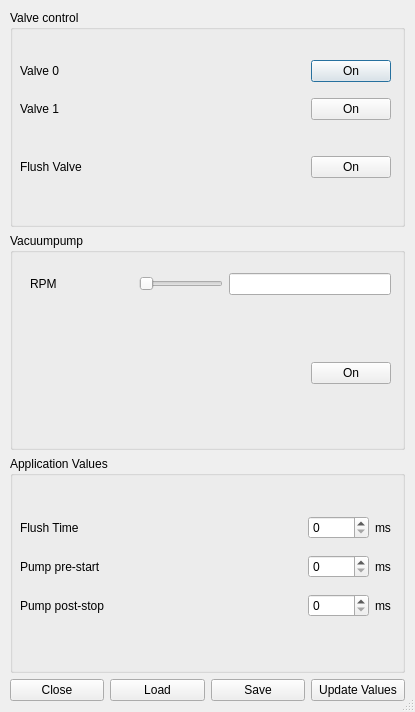
This is dlrdialog.ui in schwemmdx/rs232-tool as Qt 5 draws it before an edit. The edited form follows.
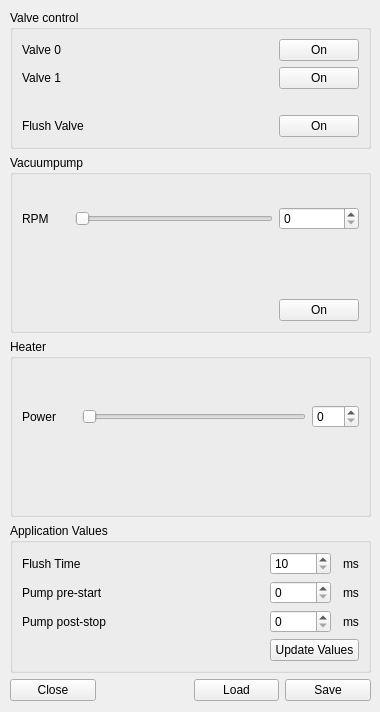
This is the edited form. Icons and pictures are not drawn.

What changed in the file:
```diff
--- a/dlrdialog.ui
+++ b/dlrdialog.ui
@@ -6,7 +6,7 @@
    <rect>
     <x>0</x>
     <y>0</y>
-    <width>415</width>
+    <width>380</width>
     <height>712</height>
    </rect>
   </property>
@@ -18,14 +18,14 @@
     <normaloff>:/imgs/images/dlr_logo.png</normaloff>:/imgs/images/dlr_logo.png</iconset>
   </property>
   <property name="sizeGripEnabled">
-   <bool>true</bool>
+   <bool>false</bool>
   </property>
-  <widget class="QWidget" name="">
+  <widget class="QWidget" name="layoutWidget">
    <property name="geometry">
     <rect>
      <x>10</x>
      <y>10</y>
-     <width>395</width>
+     <width>361</width>
      <height>691</height>
     </rect>
    </property>
@@ -35,15 +35,8 @@
       <property name="title">
        <string>Valve control</string>
       </property>
-      <widget class="QWidget" name="">
-       <property name="geometry">
-        <rect>
-         <x>10</x>
-         <y>40</y>
-         <width>371</width>
-         <height>141</height>
-        </rect>
-       </property>
+      <layout class="QGridLayout" name="gridLayout_9">
+       <item row="0" column="0">
        <layout class="QGridLayout" name="gridLayout_2">
         <item row="0" column="0">
          <widget class="QLabel" name="label_4">
@@ -70,6 +63,12 @@
           <property name="text">
            <string>On</string>
           </property>
+           <property name="checkable">
+            <bool>true</bool>
+           </property>
+           <property name="autoDefault">
+            <bool>false</bool>
+           </property>
          </widget>
         </item>
         <item row="1" column="0">
@@ -84,6 +83,12 @@
           <property name="text">
            <string>On</string>
           </property>
+           <property name="checkable">
+            <bool>true</bool>
+           </property>
+           <property name="autoDefault">
+            <bool>false</bool>
+           </property>
          </widget>
         </item>
         <item row="3" column="0">
@@ -98,6 +103,12 @@
           <property name="text">
            <string>On</string>
           </property>
+           <property name="checkable">
+            <bool>true</bool>
+           </property>
+           <property name="autoDefault">
+            <bool>false</bool>
+           </property>
          </widget>
         </item>
         <item row="2" column="1">
@@ -114,28 +125,8 @@
          </spacer>
         </item>
        </layout>
-      </widget>
-     </widget>
-    </item>
-    <item row="3" column="1">
-     <widget class="QPushButton" name="loadBtn">
-      <property name="text">
-       <string>Load</string>
-      </property>
-     </widget>
-    </item>
-    <item row="3" column="3">
-     <widget class="QPushButton" name="updateBtn">
-      <property name="text">
-       <string>Update Values</string>
-      </property>
-     </widget>
-    </item>
-    <item row="3" column="0">
-     <widget class="QPushButton" name="closeBtn">
-      <property name="text">
-       <string>Close</string>
-      </property>
+       </item>
+      </layout>
      </widget>
     </item>
     <item row="1" column="0" colspan="4">
@@ -143,36 +134,9 @@
       <property name="title">
        <string>Vacuumpump</string>
       </property>
-      <widget class="QWidget" name="">
-       <property name="geometry">
-        <rect>
-         <x>20</x>
-         <y>40</y>
-         <width>361</width>
-         <height>111</height>
-        </rect>
-       </property>
+      <layout class="QGridLayout" name="gridLayout_8">
+       <item row="0" column="0">
        <layout class="QGridLayout" name="gridLayout">
-        <item row="0" column="0">
-         <widget class="QLabel" name="label_2">
-          <property name="text">
-           <string>RPM</string>
-          </property>
-         </widget>
-        </item>
-        <item row="0" column="1" rowspan="2">
-         <spacer name="horizontalSpacer_5">
-          <property name="orientation">
-           <enum>Qt::Horizontal</enum>
-          </property>
-          <property name="sizeHint" stdset="0">
-           <size>
-            <width>40</width>
-            <height>20</height>
-           </size>
-          </property>
-         </spacer>
-        </item>
         <item row="0" column="2">
          <widget class="QSlider" name="rpmSlider">
           <property name="orientation">
@@ -180,23 +144,20 @@
           </property>
          </widget>
         </item>
-        <item row="0" column="3" colspan="2">
-         <widget class="QLineEdit" name="rpmField"/>
-        </item>
-        <item row="1" column="3">
-         <spacer name="horizontalSpacer_4">
+         <item row="0" column="1">
+          <spacer name="verticalSpacer_2">
           <property name="orientation">
-           <enum>Qt::Horizontal</enum>
+            <enum>Qt::Vertical</enum>
           </property>
           <property name="sizeHint" stdset="0">
            <size>
-            <width>40</width>
-            <height>20</height>
+             <width>20</width>
+             <height>10</height>
            </size>
           </property>
          </spacer>
         </item>
-        <item row="2" column="3">
+         <item row="4" column="2">
          <spacer name="horizontalSpacer_2">
           <property name="orientation">
            <enum>Qt::Horizontal</enum>
@@ -209,38 +170,108 @@
           </property>
          </spacer>
         </item>
-        <item row="2" column="4">
+         <item row="0" column="3">
+          <widget class="QSpinBox" name="rpmSpinner">
+           <property name="enabled">
+            <bool>true</bool>
+           </property>
+           <property name="font">
+            <font>
+             <weight>50</weight>
+             <bold>false</bold>
+            </font>
+           </property>
+           <property name="frame">
+            <bool>true</bool>
+           </property>
+           <property name="readOnly">
+            <bool>false</bool>
+           </property>
+           <property name="accelerated">
+            <bool>true</bool>
+           </property>
+           <property name="showGroupSeparator" stdset="0">
+            <bool>false</bool>
+           </property>
+           <property name="prefix">
+            <string comment="Kennung" extracomment="Kommentar"/>
+           </property>
+           <property name="maximum">
+            <number>100</number>
+           </property>
+           <property name="value">
+            <number>0</number>
+           </property>
+          </widget>
+         </item>
+         <item row="3" column="2">
+          <spacer name="horizontalSpacer_4">
+           <property name="orientation">
+            <enum>Qt::Horizontal</enum>
+           </property>
+           <property name="sizeHint" stdset="0">
+            <size>
+             <width>40</width>
+             <height>20</height>
+            </size>
+           </property>
+          </spacer>
+         </item>
+         <item row="0" column="0">
+          <widget class="QLabel" name="label_2">
+           <property name="text">
+            <string>RPM</string>
+           </property>
+          </widget>
+         </item>
+         <item row="4" column="3">
          <widget class="QPushButton" name="pump_Btn">
           <property name="text">
            <string>On</string>
           </property>
-         </widget>
-        </item>
-       </layout>
-      </widget>
-     </widget>
+           <property name="checkable">
+            <bool>true</bool>
+           </property>
+           <property name="autoDefault">
+            <bool>false</bool>
+           </property>
+          </widget>
+         </item>
+         <item row="2" column="2">
+          <spacer name="horizontalSpacer_9">
+           <property name="orientation">
+            <enum>Qt::Horizontal</enum>
+           </property>
+           <property name="sizeHint" stdset="0">
+            <size>
+             <width>40</width>
+             <height>20</height>
+            </size>
+           </property>
+          </spacer>
+         </item>
+        </layout>
+       </item>
+      </layout>
+     </widget>
     </item>
-    <item row="3" column="2">
-     <widget class="QPushButton" name="saveBtn">
+    <item row="5" column="0">
+     <widget class="QPushButton" name="closeBtn">
       <property name="text">
-       <string>Save</string>
+       <string>Close</string>
+      </property>
+      <property name="autoDefault">
+       <bool>false</bool>
       </property>
      </widget>
     </item>
-    <item row="2" column="0" colspan="4">
+    <item row="3" column="0" colspan="4">
      <widget class="QGroupBox" name="groupBox_3">
       <property name="title">
        <string>Application Values</string>
       </property>
-      <widget class="QWidget" name="">
-       <property name="geometry">
-        <rect>
-         <x>10</x>
-         <y>50</y>
-         <width>371</width>
-         <height>121</height>
-        </rect>
-       </property>
+      <layout class="QGridLayout" name="gridLayout_6">
+       <item row="0" column="0">
        <layout class="QGridLayout" name="gridLayout_3">
         <item row="0" column="1">
          <spacer name="horizontalSpacer_3">
@@ -262,27 +293,26 @@
           </property>
          </widget>
         </item>
-        <item row="0" column="3">
-         <widget class="QLabel" name="label_10">
-          <property name="text">
-           <string>ms</string>
-          </property>
-         </widget>
-        </item>
-        <item row="1" column="3">
-         <widget class="QLabel" name="label_8">
-          <property name="text">
-           <string>ms</string>
-          </property>
-         </widget>
-        </item>
-        <item row="0" column="2">
-         <widget class="QSpinBox" name="flushTimeSpinner"/>
-        </item>
-        <item row="0" column="0">
-         <widget class="QLabel" name="label_7">
+         <item row="4" column="1">
+          <spacer name="horizontalSpacer_8">
+           <property name="orientation">
+            <enum>Qt::Horizontal</enum>
+           </property>
+           <property name="sizeHint" stdset="0">
+            <size>
+             <width>40</width>
+             <height>20</height>
+            </size>
+           </property>
+          </spacer>
+         </item>
+         <item row="4" column="2" colspan="3">
+          <widget class="QPushButton" name="updateBtn">
           <property name="text">
-           <string>Flush Time</string>
+            <string>Update Values</string>
+           </property>
+           <property name="autoDefault">
+            <bool>false</bool>
           </property>
          </widget>
         </item>
@@ -292,8 +322,49 @@
            <number>65534</number>
           </property>
           <property name="singleStep">
+            <number>1</number>
+           </property>
+          </widget>
+         </item>
+         <item row="0" column="2">
+          <widget class="QSpinBox" name="flushTimeSpinner">
+           <property name="accelerated">
+            <bool>true</bool>
+           </property>
+           <property name="minimum">
            <number>10</number>
           </property>
+           <property name="maximum">
+            <number>65634</number>
+           </property>
+          </widget>
+         </item>
+         <item row="0" column="0">
+          <widget class="QLabel" name="label_7">
+           <property name="text">
+            <string>Flush Time</string>
+           </property>
+          </widget>
+         </item>
+         <item row="2" column="4">
+          <widget class="QLabel" name="label_9">
+           <property name="text">
+            <string>ms</string>
+           </property>
+          </widget>
+         </item>
+         <item row="1" column="4">
+          <widget class="QLabel" name="label_8">
+           <property name="text">
+            <string>ms</string>
+           </property>
+          </widget>
+         </item>
+         <item row="0" column="4">
+          <widget class="QLabel" name="label_10">
+           <property name="text">
+            <string>ms</string>
+           </property>
          </widget>
         </item>
         <item row="2" column="0">
@@ -304,17 +375,138 @@
          </widget>
         </item>
         <item row="2" column="2">
-         <widget class="QSpinBox" name="postStopSpinner"/>
-        </item>
-        <item row="2" column="3">
-         <widget class="QLabel" name="label_9">
+          <widget class="QSpinBox" name="postStopSpinner">
+           <property name="accelerated">
+            <bool>true</bool>
+           </property>
+           <property name="maximum">
+            <number>65534</number>
+           </property>
+          </widget>
+         </item>
+        </layout>
+       </item>
+      </layout>
+     </widget>
+    </item>
+    <item row="2" column="0" colspan="4">
+     <widget class="QGroupBox" name="groupBox_4">
+      <property name="title">
+       <string>Heater</string>
+      </property>
+      <layout class="QGridLayout" name="gridLayout_7">
+       <item row="0" column="0">
+        <layout class="QGridLayout" name="gridLayout_5">
+         <item row="0" column="2">
+          <widget class="QSlider" name="heaterSlider">
+           <property name="orientation">
+            <enum>Qt::Horizontal</enum>
+           </property>
+          </widget>
+         </item>
+         <item row="0" column="0">
+          <widget class="QLabel" name="label_11">
           <property name="text">
-           <string>ms</string>
+            <string>Power</string>
           </property>
          </widget>
         </item>
-       </layout>
-      </widget>
+         <item row="2" column="2">
+          <spacer name="horizontalSpacer_5">
+           <property name="orientation">
+            <enum>Qt::Horizontal</enum>
+           </property>
+           <property name="sizeHint" stdset="0">
+            <size>
+             <width>40</width>
+             <height>20</height>
+            </size>
+           </property>
+          </spacer>
+         </item>
+         <item row="0" column="3">
+          <widget class="QSpinBox" name="heaterSpinner">
+           <property name="enabled">
+            <bool>true</bool>
+           </property>
+           <property name="font">
+            <font>
+             <weight>50</weight>
+             <bold>false</bold>
+            </font>
+           </property>
+           <property name="frame">
+            <bool>true</bool>
+           </property>
+           <property name="readOnly">
+            <bool>false</bool>
+           </property>
+           <property name="accelerated">
+            <bool>true</bool>
+           </property>
+           <property name="showGroupSeparator" stdset="0">
+            <bool>false</bool>
+           </property>
+           <property name="prefix">
+            <string comment="Kennung" extracomment="Kommentar"/>
+           </property>
+           <property name="maximum">
+            <number>100</number>
+           </property>
+           <property name="value">
+            <number>0</number>
+           </property>
+          </widget>
+         </item>
+         <item row="0" column="1">
+          <spacer name="verticalSpacer_3">
+           <property name="orientation">
+            <enum>Qt::Vertical</enum>
+           </property>
+           <property name="sizeHint" stdset="0">
+            <size>
+             <width>20</width>
+             <height>10</height>
+            </size>
+           </property>
+          </spacer>
+         </item>
+         <item row="1" column="2">
+          <spacer name="horizontalSpacer_7">
+           <property name="orientation">
+            <enum>Qt::Horizontal</enum>
+           </property>
+           <property name="sizeHint" stdset="0">
+            <size>
+             <width>40</width>
+             <height>20</height>
+            </size>
+           </property>
+          </spacer>
+         </item>
+        </layout>
+       </item>
+      </layout>
+     </widget>
+    </item>
+    <item row="5" column="3">
+     <widget class="QPushButton" name="saveBtn">
+      <property name="text">
+       <string>Save</string>
+      </property>
+      <property name="autoDefault">
+       <bool>false</bool>
+      </property>
+     </widget>
+    </item>
+    <item row="5" column="2">
+     <widget class="QPushButton" name="loadBtn">
+      <property name="text">
+       <string>Load</string>
+      </property>
+      <property name="autoDefault">
+       <bool>false</bool>
+      </property>
      </widget>
     </item>
    </layout>
```
Left out of the diff: 11 changed lines with no effect on the pictures. Lines whose indentation alone changed are shown as unchanged.
